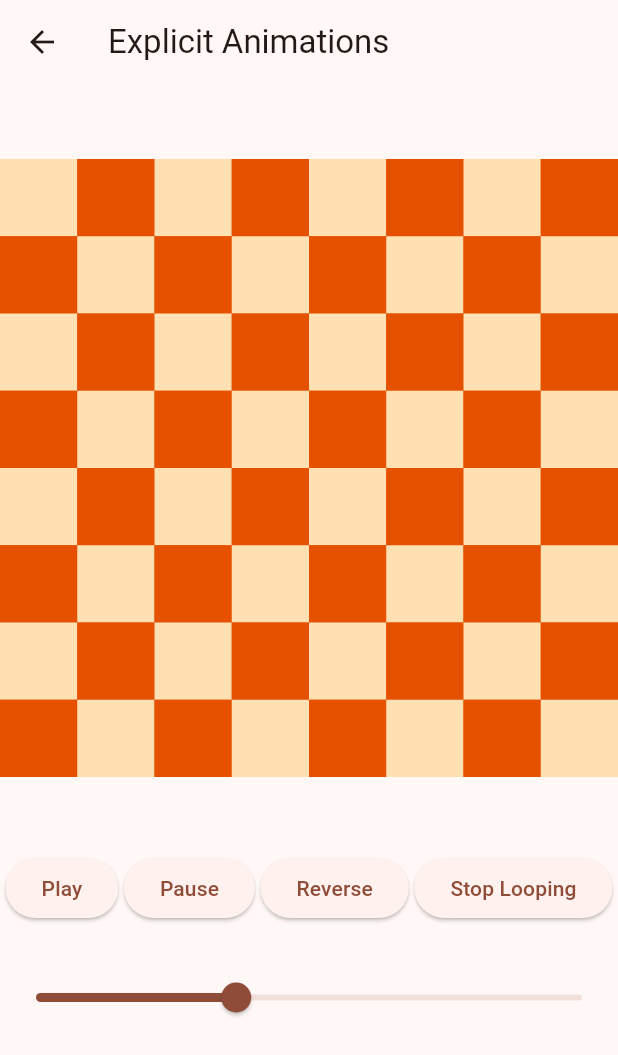
After one commit to MarkJLee/flutter-animations, a Flutter app: the ExplicitAnimationsScreen screen opened directly, after a tap on "Looping", on a phone screen of 412 x 824 dp. The commit adds this screen. Shown: the top 1055 px of the screen. Run offline on Flutter 3.47's test engine with Material 2 defaults, Android fonts, the phone set to English and light mode, and no system bars.

Commit message:
feat: Explicit Animations

```diff
--- /dev/null
+++ b/lib/screens/explicit_animations_screen.dart
@@ -0,0 +1,187 @@
+import 'package:flutter/material.dart';
+
+class ExplicitAnimationsScreen extends StatefulWidget {
+  const ExplicitAnimationsScreen({super.key});
+
+  @override
+  State<ExplicitAnimationsScreen> createState() =>
+      _ExplicitAnimationsScreenState();
+}
+
+class _ExplicitAnimationsScreenState extends State<ExplicitAnimationsScreen>
+    with SingleTickerProviderStateMixin {
+  late final AnimationController _animationController = AnimationController(
+    vsync: this,
+    duration: const Duration(
+      seconds: 3,
+    ),
+  )..addListener(() {
+      _range.value = _animationController.value;
+    });
+
+  @override
+  void initState() {
+    super.initState();
+    // _animationController.repeat();
+  }
+
+  final mainColor = Colors.orange.shade100;
+  final subColor = Colors.orange.shade900;
+
+  Animation<double> _turn(double start) {
+    return Tween(begin: 0.0, end: 0.25).animate(_curved(start));
+  }
+
+  CurvedAnimation _curved(double start) {
+    return CurvedAnimation(
+      parent: _animationController,
+      curve: Interval(
+        start,
+        start + 0.15,
+        curve: Curves.easeOut,
+      ),
+    );
+  }
+
+  Widget _box(int index) {
+    // 행과 열을 계산
+    int row = index ~/ 8;
+    int col = index % 8;
+
+    // 행과 열의 합이 짝수이면 회색, 홀수이면 검은색을 배경으로 설정
+    Color color = (row + col) % 2 == 0 ? mainColor : subColor;
+
+    double start;
+    if ((row + col) % 2 == 0) {
+      // 회색 사각형의 시작과 끝
+      start = row * 0.03;
+    } else {
+      // 검은색 사각형의 시작과 끝
+      start = 0.5 + row * 0.03;
+    }
+
+    return RotationTransition(
+      turns: _turn(start),
+      child: Container(color: color),
+    );
+  }
+
+  Color? _backgroundColor() {
+    // 회색 사각형 회전 시간대에 배경색을 검정색으로 설정
+    if (_animationController.value < 0.5) {
+      return subColor;
+    }
+    // 검정색 사각형 회전 시간대에 배경색을 회색으로 설정
+    else {
+      return mainColor;
+    }
+  }
+
+  void _play() {
+    _animationController.forward();
+  }
+
+  void _pause() {
+    _animationController.stop();
+  }
+
+  void _reverse() {
+    _animationController.reverse();
+  }
+
+  final ValueNotifier<double> _range = ValueNotifier(0.0);
+
+  void _onChanged(double value) {
+    _range.value = 0;
+    _animationController.value = value;
+  }
+
+  bool _looping = false;
+  void _toggleLooping() {
+    if (_looping) {
+      _animationController.stop();
+    } else {
+      _animationController.repeat();
+    }
+    setState(() {
+      _looping = !_looping;
+    });
+  }
+
+  @override
+  void dispose() {
+    _animationController.dispose();
+    super.dispose();
+  }
+
+  @override
+  Widget build(BuildContext context) {
+    return Scaffold(
+      appBar: AppBar(
+        title: const Text("Explicit Animations"),
+      ),
+      body: Center(
+        child: Column(
+          children: [
+            const SizedBox(
+              height: 50,
+            ),
+            SizedBox(
+              width: MediaQuery.of(context).size.width,
+              height: MediaQuery.of(context).size.width,
+              child: AnimatedBuilder(
+                animation: _animationController,
+                builder: (context, child) => Container(
+                  color: _backgroundColor(),
+                  child: child,
+                ),
+                child: GridView.count(
+                  crossAxisCount: 8,
+                  children: List.generate(64, _box),
+                ),
+              ),
+            ),
+            const SizedBox(
+              height: 50,
+            ),
+            Row(
+              mainAxisAlignment: MainAxisAlignment.spaceEvenly,
+              children: [
+                ElevatedButton(
+                  onPressed: _play,
+                  child: const Text("Play"),
+                ),
+                ElevatedButton(
+                  onPressed: _pause,
+                  child: const Text("Pause"),
+                ),
+                ElevatedButton(
+                  onPressed: _reverse,
+                  child: const Text("Reverse"),
+                ),
+                ElevatedButton(
+                  onPressed: _toggleLooping,
+                  child: Text(
+                    _looping ? "Stop Looping" : "Looping",
+                  ),
+                ),
+              ],
+            ),
+            const SizedBox(
+              height: 25,
+            ),
+            ValueListenableBuilder(
+              valueListenable: _range,
+              builder: (context, value, child) {
+                return Slider(
+                  value: value,
+                  onChanged: _onChanged,
+                );
+              },
+            ),
+          ],
+        ),
+      ),
+    );
+  }
+}
--- a/lib/screens/menu_screen.dart
+++ b/lib/screens/menu_screen.dart
@@ -1,5 +1,6 @@
 import 'package:flutter/material.dart';
-import 'package:flutter_animations/screens/implicit_animations_Screen.dart';
+import 'package:flutter_animations/screens/explicit_animations_screen.dart';
+import 'package:flutter_animations/screens/implicit_animations_screen.dart';
 import 'package:flutter_animations/screens/test_screen.dart';
 
 class MenuScreen extends StatelessWidget {
@@ -33,6 +34,13 @@ class MenuScreen extends StatelessWidget {
             ElevatedButton(
               onPressed: () => _goToPage(
                 context,
+                const ExplicitAnimationsScreen(),
+              ),
+              child: const Text('Explicit Animations'),
+            ),
+            ElevatedButton(
+              onPressed: () => _goToPage(
+                context,
                 const TestScreen(),
               ),
               child: const Text('Test Screen'),
```
